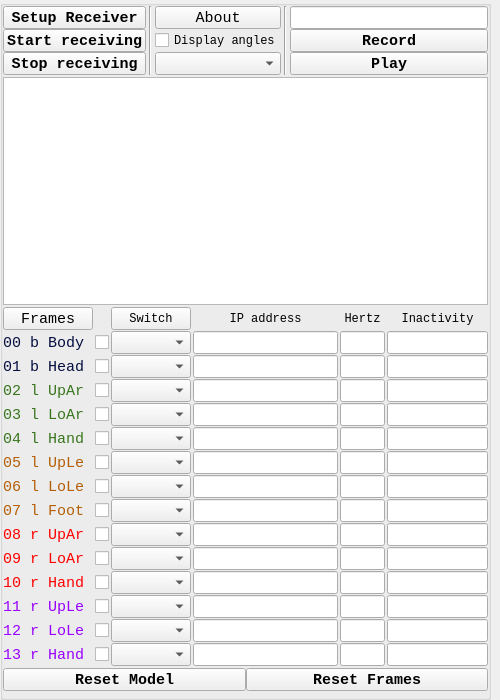
First picture: the form in ui/window_receiver.ui, repository wearablesLab14/human_cognition, before the edit.
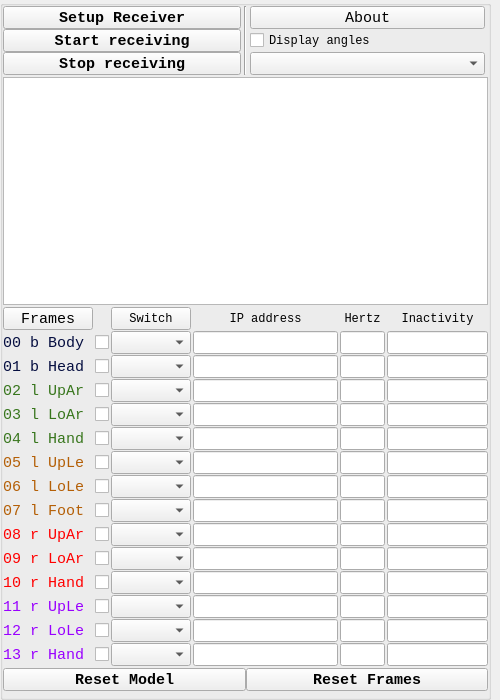
Second picture: the form after the edit. Icons and pictures are not drawn.

Commit message: asynch & failure warnings / record & play button removed

Diff of the .ui file:
```diff
--- a/ui/window_receiver.ui
+++ b/ui/window_receiver.ui
@@ -2469,91 +2469,6 @@
            </item>
           </layout>
          </item>
-         <item>
-          <widget class="Line" name="line_2">
-           <property name="orientation">
-            <enum>Qt::Vertical</enum>
-           </property>
-          </widget>
-         </item>
-         <item>
-          <layout class="QGridLayout" name="gridLayoutRecordPlay">
-           <property name="leftMargin">
-            <number>3</number>
-           </property>
-           <property name="rightMargin">
-            <number>0</number>
-           </property>
-           <item row="1" column="0">
-            <widget class="QPushButton" name="pushButtonRecord">
-             <property name="minimumSize">
-              <size>
-               <width>0</width>
-               <height>23</height>
-              </size>
-             </property>
-             <property name="maximumSize">
-              <size>
-               <width>16777215</width>
-               <height>23</height>
-              </size>
-             </property>
-             <property name="font">
-              <font>
-               <family>Liberation Mono</family>
-               <weight>75</weight>
-               <bold>true</bold>
-              </font>
-             </property>
-             <property name="text">
-              <string>Record</string>
-             </property>
-            </widget>
-           </item>
-           <item row="2" column="0">
-            <widget class="QPushButton" name="pushButtonPlay">
-             <property name="minimumSize">
-              <size>
-               <width>0</width>
-               <height>23</height>
-              </size>
-             </property>
-             <property name="maximumSize">
-              <size>
-               <width>16777215</width>
-               <height>23</height>
-              </size>
-             </property>
-             <property name="font">
-              <font>
-               <family>Liberation Mono</family>
-               <weight>75</weight>
-               <bold>true</bold>
-              </font>
-             </property>
-             <property name="text">
-              <string>Play</string>
-             </property>
-            </widget>
-           </item>
-           <item row="0" column="0">
-            <widget class="QLineEdit" name="lineEditTitle">
-             <property name="minimumSize">
-              <size>
-               <width>0</width>
-               <height>23</height>
-              </size>
-             </property>
-             <property name="maximumSize">
-              <size>
-               <width>16777215</width>
-               <height>23</height>
-              </size>
-             </property>
-            </widget>
-           </item>
-          </layout>
-         </item>
         </layout>
        </item>
       </layout>
```
The commit also changes 7 other files.
